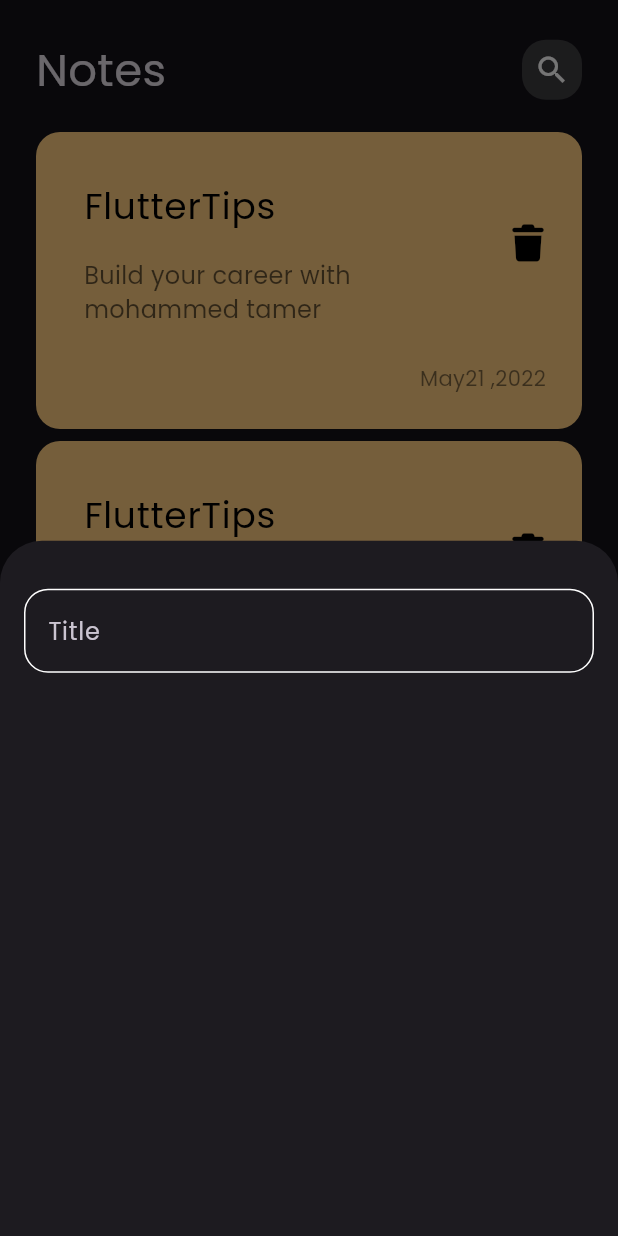
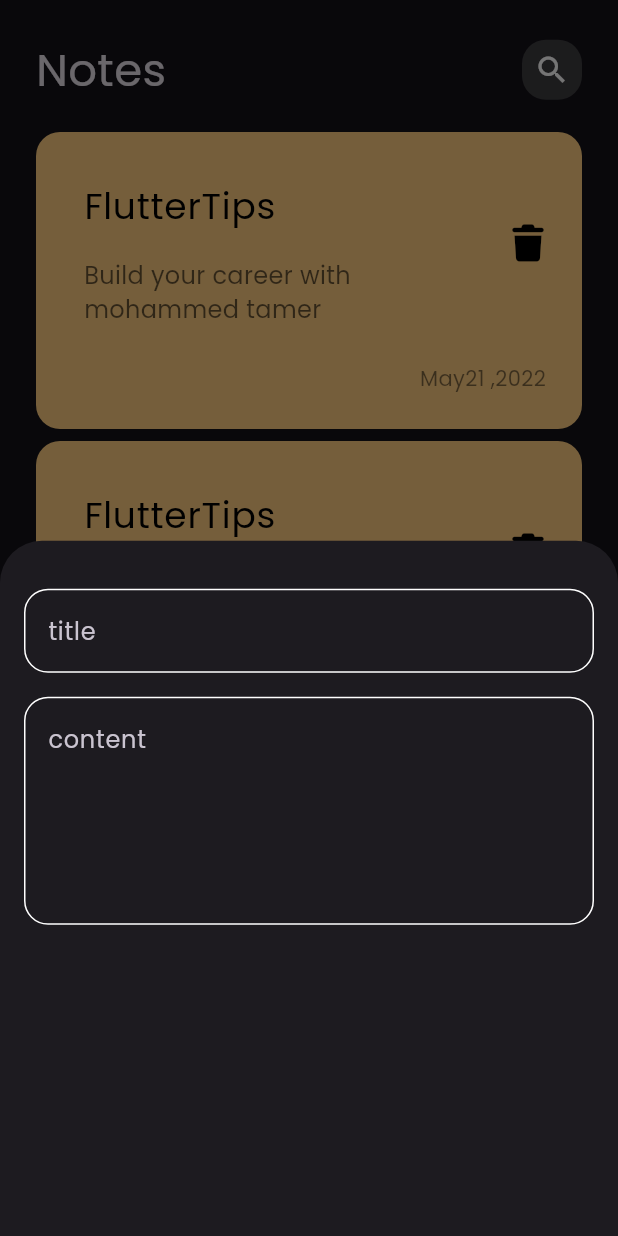
Before and after one commit to MohammedNassar1/Notes_App, a Flutter app: the screen it shows after launch, after a tap on the "add" icon, on a phone screen of 412 x 824 dp. Run offline on Flutter 3.47's test engine with Material 3 defaults, Android fonts, the phone set to English and light mode, and no system bars; our stand-ins replace font_awesome_flutter.

Commit message:
add fields to note buttom sheet

```diff
--- a/lib/widgets/add_note_buttom_sheet.dart
+++ b/lib/widgets/add_note_buttom_sheet.dart
@@ -8,7 +8,14 @@
   Widget build(BuildContext context) {
     return Padding(
       padding: const EdgeInsets.symmetric(horizontal: 16),
-      child: Column(children: [SizedBox(height: 32), CustomTextField()]),
+      child: Column(
+        children: [
+          SizedBox(height: 32),
+          CustomTextField(hint: 'title'),
+          SizedBox(height: 16),
+          CustomTextField(hint: 'content', maxLines: 5),
+        ],
+      ),
     );
   }
 }
--- a/lib/widgets/custom_text_field.dart
+++ b/lib/widgets/custom_text_field.dart
@@ -2,14 +2,16 @@
 import 'package:notesapp1/constants.dart';
 
 class CustomTextField extends StatelessWidget {
-  const CustomTextField({super.key});
-
+  const CustomTextField({super.key, required this.hint, this.maxLines = 1});
+  final String hint;
+  final int maxLines;
   @override
   Widget build(BuildContext context) {
     return TextField(
+      maxLines: maxLines,
       cursorColor: kPrimayColor,
       decoration: InputDecoration(
-        hintText: 'Title',
+        hintText: hint,
         enabledBorder: OutlineInputBorder(
           borderRadius: BorderRadius.circular(16),
           borderSide: BorderSide(color: Colors.white),
```
